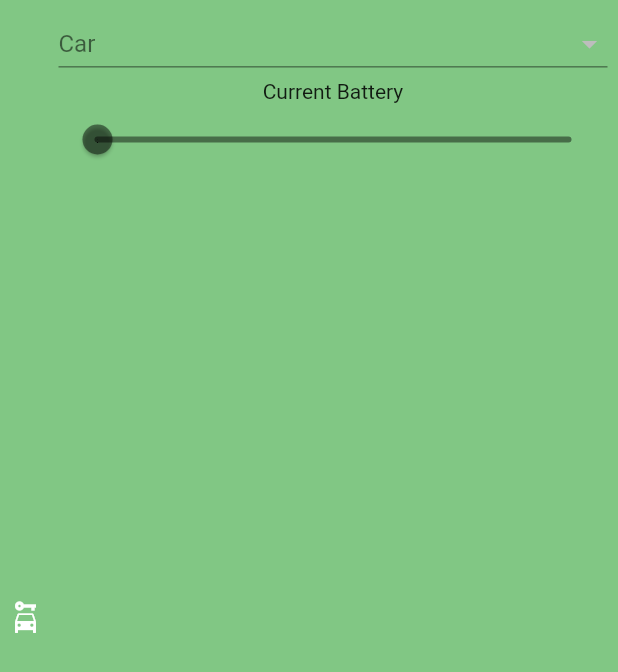
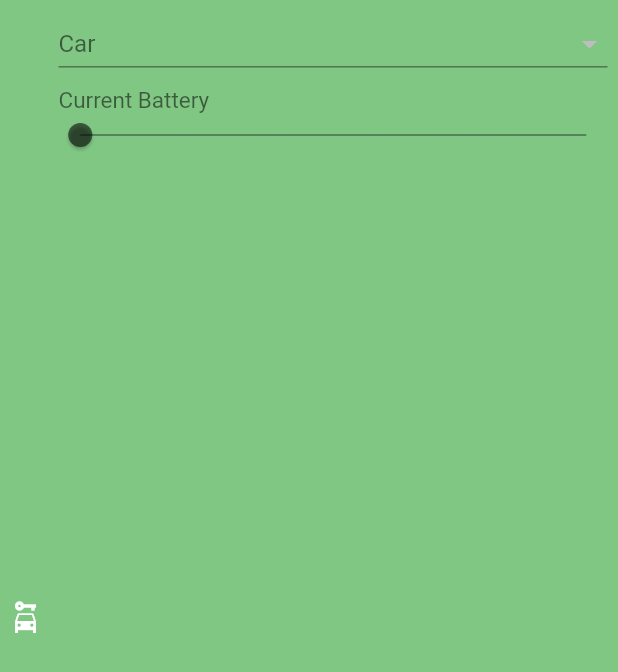
Before and after one commit to MrDede06/GPHdev, a Flutter app: the CarSearch widget shown alone on an empty page, opened directly, on a phone screen of 412 x 824 dp. Shown: the top 672 px of the screen. Run offline on Flutter 3.47's test engine with Material 2 defaults, Android fonts, the phone set to English and light mode, and no system bars; our stand-ins replace flutter_bounce, google_fonts, google_maps_flutter, location; missing offline and left inert: flutter_google_places, flutter_polyline_points, geocoder, google_api_headers, google_maps_webservice; network calls fail.

Commit message:
drawer full first version

```diff
--- a/lib/providers/CarProvider.dart
+++ b/lib/providers/CarProvider.dart
@@ -3,11 +3,12 @@ import 'package:flutter/material.dart';
 class Car {
   int id;
   String name;
-  double battery;
+  int battery;
   int range;
   int efficieny;
   List<dynamic> connectors;
   double currentBattery;
+  bool isCarSelected;
   Car(
       {this.id,
       this.name,
@@ -15,7 +16,8 @@ class Car {
       this.range,
       this.efficieny,
       this.connectors,
-      this.currentBattery});
+      this.currentBattery,
+      this.isCarSelected});
 }
 
 class CarProvider with ChangeNotifier {
@@ -26,7 +28,8 @@ class CarProvider with ChangeNotifier {
       range: 0,
       efficieny: 0,
       connectors: [],
-      currentBattery: 0);
+      currentBattery: 0,
+      isCarSelected: false);
 
   void updateCarProperties(int id, String name, int battery, int range,
       int efficiensy, List<dynamic> connector) {
@@ -34,6 +37,7 @@ class CarProvider with ChangeNotifier {
     car.range = range;
     car.efficieny = efficiensy;
     car.connectors = connector;
+    car.battery = battery;
     car.id = id;
     notifyListeners();
   }
@@ -42,4 +46,8 @@ class CarProvider with ChangeNotifier {
     car.currentBattery = currentBattery;
     notifyListeners();
   }
+
+  void toggleIsCarSelected() {
+    car.isCarSelected = !car.isCarSelected;
+  }
 }
--- a/lib/screens/MainScreen.dart
+++ b/lib/screens/MainScreen.dart
@@ -5,6 +5,7 @@ import 'package:location/location.dart';
 import 'package:google_maps_flutter/google_maps_flutter.dart';
 import 'package:flutter_bounce/flutter_bounce.dart';
 import '../widgets/UserForm.dart';
+import '../widgets/InfoTabMenus.dart';
 import '../widgets/SearchForm.dart';
 import '../widgets/MapView.dart';
 import 'package:url_launcher/url_launcher.dart';
@@ -54,7 +55,7 @@ class MainScreen extends StatelessWidget {
         drawer: Drawer(
             elevation: 40,
             child: Column(
-              children: <Widget>[SearchForm(), CarSearch()],
+              children: <Widget>[SearchForm(), CarSearch(), InfoTabMenus()],
             )),
         body: MapView());
   }
--- a/lib/widgets/CarSearch.dart
+++ b/lib/widgets/CarSearch.dart
@@ -54,6 +54,7 @@ class _CarSearchState extends State<CarSearch> {
   Widget build(BuildContext context) {
     final carData = Provider.of<CarProvider>(context);
     final mediaQuery = MediaQuery.of(context);
+
     return Container(
       width: double.infinity,
       color: Colors.green[300],
@@ -72,6 +73,7 @@ class _CarSearchState extends State<CarSearch> {
           ),
           Flexible(
             child: Column(
+              crossAxisAlignment: CrossAxisAlignment.start,
               children: <Widget>[
                 SizedBox(
                   height: 5,
@@ -113,17 +115,31 @@ class _CarSearchState extends State<CarSearch> {
                   }).toList(),
                   icon: Icon(Icons.arrow_drop_down),
                 ),
+                SizedBox(
+                  height: 5,
+                ),
                 Text(
                   "Current Battery",
                   textAlign: TextAlign.left,
+                  style: TextStyle(color: Colors.black54, fontSize: 15),
                 ),
-                Slider(
+                SliderTheme(
+                  data: SliderTheme.of(context).copyWith(
+                    activeTrackColor: Colors.black54,
+                    inactiveTrackColor: Colors.black45,
+                    trackHeight: 1.0,
+                    thumbColor: Colors.black54,
+                    thumbShape: RoundSliderThumbShape(enabledThumbRadius: 8.0),
+                    overlayColor: Colors.purple.withAlpha(32),
+                    overlayShape: RoundSliderOverlayShape(overlayRadius: 14.0),
+                  ),
+                  child: Slider(
                       value: _currentSliderValue,
                       min: 0,
                       max: 100,
                       divisions: 100,
-                    activeColor: Colors.black45,
-                    inactiveColor: Colors.black45,
+                      // activeColor: Colors.black45,
+                      //inactiveColor: Colors.black45,
                       label: _currentSliderValue.round().toString() + "%",
                       onChanged: (double value) {
                         setState(() {
@@ -131,10 +147,13 @@ class _CarSearchState extends State<CarSearch> {
                         });
                       },
                       onChangeEnd: (double value) {
+                        setState(() {
                           carData.updateCurrentBattery(value);
+                        });
                       }),
+                ),
                 SizedBox(
-                  height: 30,
+                  height: 15,
                 ),
               ],
             ),
```
Also changed, not shown: lib/widgets/InfoTabMenus.dart (added, +121 -0 lines). Lines whose indentation alone changed are shown as unchanged.
